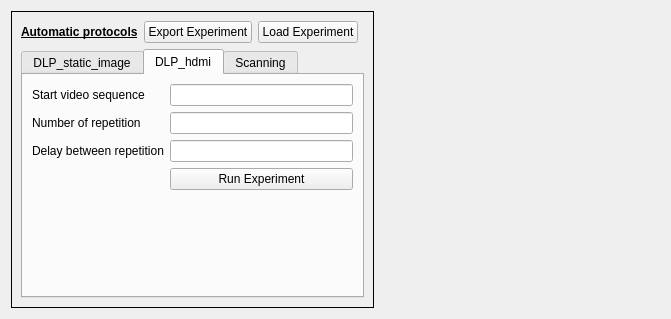
This is OPTIMAQS/view/automation/automation.ui in jeremyforest/whole_optic_gui as Qt 5 draws it before an edit. The edited form follows.
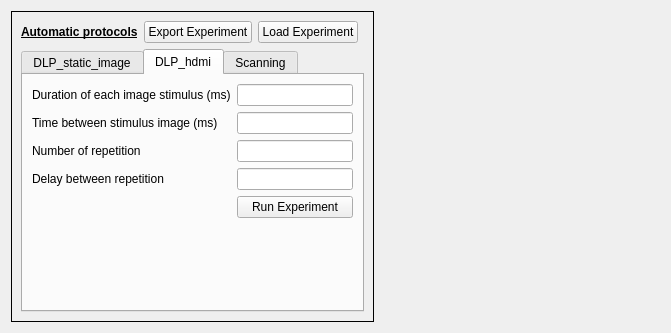
This is the edited form. The open tabs and pages were chosen to show the change. Icons and pictures are not drawn.

Commit message: working on #13. problem with automatic video generation for automation. not sure why

```diff
--- a/OPTIMAQS/view/automation/automation.ui
+++ b/OPTIMAQS/view/automation/automation.ui
@@ -7,7 +7,7 @@
     <x>0</x>
     <y>0</y>
     <width>671</width>
-    <height>319</height>
+    <height>333</height>
    </rect>
   </property>
   <property name="windowTitle">
@@ -137,40 +137,50 @@
           <item row="0" column="0">
            <widget class="QLabel" name="start_video_sequence_label">
             <property name="text">
-             <string>Start video sequence</string>
+             <string>Duration of each image stimulus (ms)</string>
             </property>
            </widget>
           </item>
           <item row="0" column="1">
            <widget class="QLineEdit" name="start_video_sequence_lineEdit"/>
           </item>
-          <item row="1" column="0">
+          <item row="2" column="0">
            <widget class="QLabel" name="number_of_repetition_label">
             <property name="text">
              <string>Number of repetition</string>
             </property>
            </widget>
           </item>
-          <item row="1" column="1">
+          <item row="2" column="1">
            <widget class="QLineEdit" name="number_of_repetition_lineEdit"/>
           </item>
-          <item row="2" column="0">
+          <item row="4" column="0">
            <widget class="QLabel" name="delay_between_repetition_label">
             <property name="text">
              <string>Delay between repetition</string>
             </property>
            </widget>
           </item>
-          <item row="2" column="1">
+          <item row="4" column="1">
            <widget class="QLineEdit" name="delay_between_repetition_lineEdit"/>
           </item>
-          <item row="3" column="1">
+          <item row="5" column="1">
            <widget class="QPushButton" name="run_experiment_dlp_hdmi_button">
             <property name="text">
              <string>Run Experiment</string>
             </property>
            </widget>
           </item>
+          <item row="1" column="0">
+           <widget class="QLabel" name="time_between_stimulus_image">
+            <property name="text">
+             <string>Time between stimulus image (ms)</string>
+            </property>
+           </widget>
+          </item>
+          <item row="1" column="1">
+           <widget class="QLineEdit" name="time_between_stimulus_image_lineEdit"/>
+          </item>
          </layout>
         </widget>
         <widget class="QWidget" name="Scanning">
```
Left out of the diff: 6 changed lines with no effect on the pictures. The commit also changes 3 other files.
